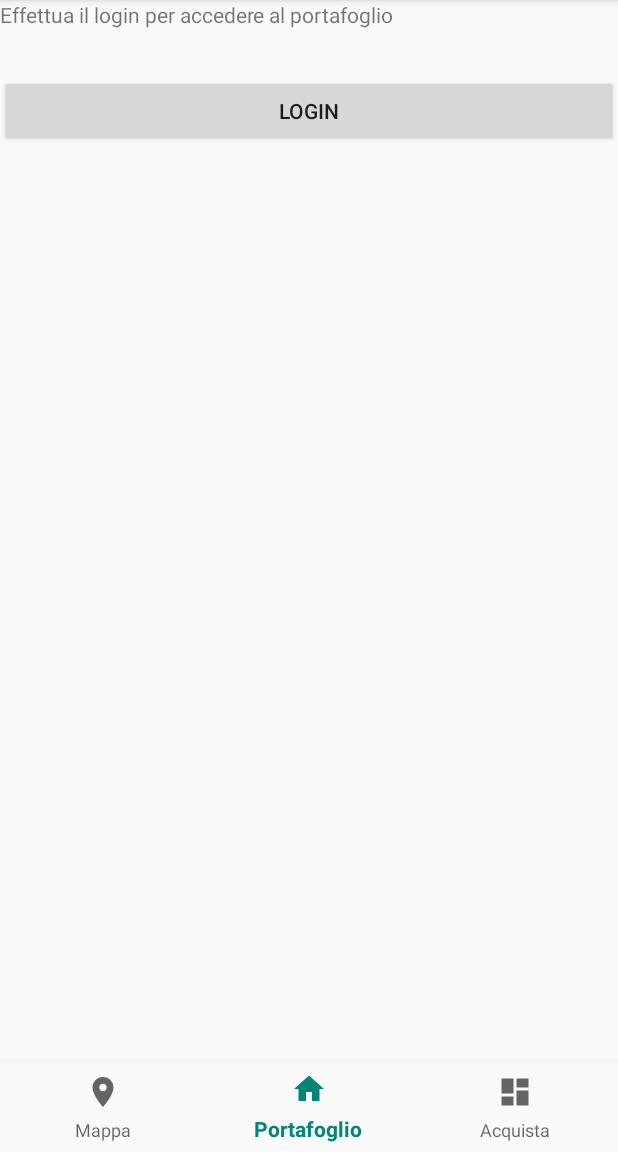
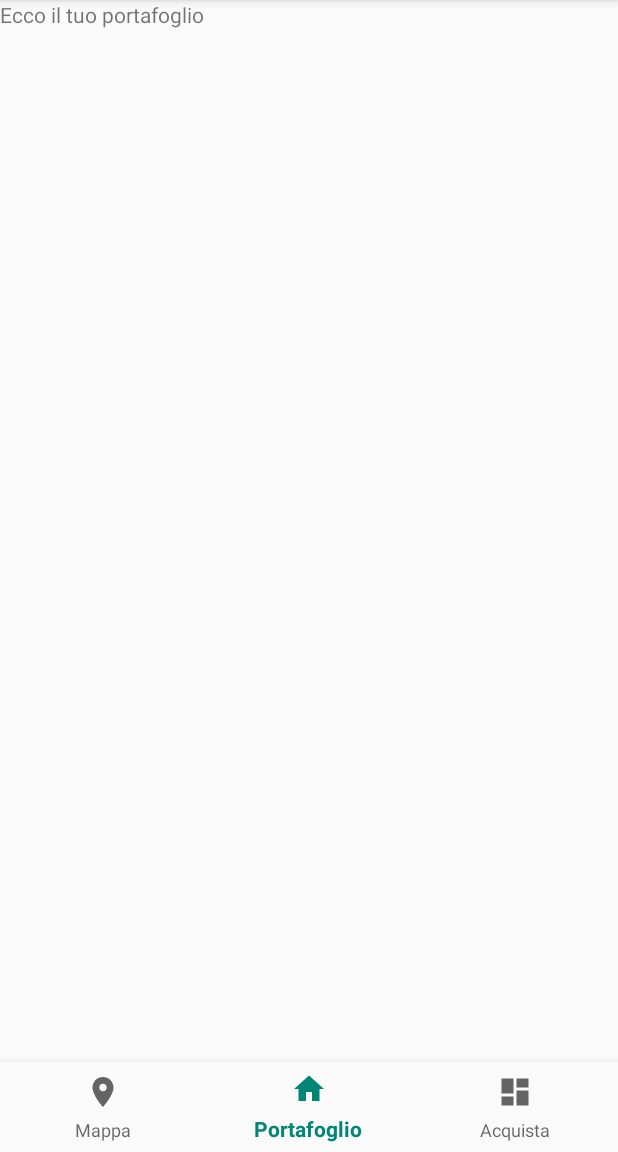
Before and after one commit to ETS-Android4/ezBus, an Android app: the fragment BuyFragment placed in its activity, item 2 of the bottom bar chosen, on a phone screen of 412 x 824 dp, the part 84-1236 px from its top. Run offline under Robolectric (Android 15) with nearby library versions, the phone set to English and light mode, and no system bars.

Commit message:
Login update system

```diff
--- a/app/src/main/java/com/example/piata/ezbus/BuyFragment.java
+++ b/app/src/main/java/com/example/piata/ezbus/BuyFragment.java
@@ -8,6 +8,7 @@ import android.view.LayoutInflater;
 import android.view.View;
 import android.view.ViewGroup;
 import android.widget.Button;
+import android.widget.TextView;
 
 
 /**
@@ -15,7 +16,8 @@ import android.widget.Button;
  */
 public class BuyFragment extends Fragment implements View.OnClickListener {
 
-    Button button;
+    Button buttonLogin;
+    TextView text;
     View view;
 
     public BuyFragment() {
@@ -27,8 +29,16 @@ public class BuyFragment extends Fragment implements View.OnClickListener {
     public View onCreateView(LayoutInflater inflater, ViewGroup container,
                              Bundle savedInstanceState) {
         view = inflater.inflate(R.layout.fragment_buy, container, false);
-        button = view.findViewById(R.id.butLogin);
-        button.setOnClickListener(this);
+        buttonLogin = view.findViewById(R.id.butLogin);
+        text = view.findViewById(R.id.text_buy);
+        if (LoginActivity.mAuth.getInstance().getCurrentUser()==null) {
+            buttonLogin.setVisibility(View.VISIBLE);
+            text.setText("Non puoi acquistare");
+        } else {
+            buttonLogin.setVisibility(View.GONE);
+            text.setText("Ora puoi acquistare");
+        }
+        buttonLogin.setOnClickListener(this);
         return view;
     }
 
@@ -41,4 +51,16 @@ public class BuyFragment extends Fragment implements View.OnClickListener {
         }
     }
 
+    @Override
+    public void onActivityResult(int requestCode, int resultCode, Intent data) {
+        super.onActivityResult(requestCode, resultCode, data);
+        if (LoginActivity.mAuth.getInstance().getCurrentUser()==null) {
+            buttonLogin.setVisibility(View.VISIBLE);
+            text.setText("Non puoi acquistare");
+        } else {
+            buttonLogin.setVisibility(View.GONE);
+            text.setText("Ora puoi acquistare");
+        }
+    }
+
 }
--- a/app/src/main/java/com/example/piata/ezbus/MainActivity.java
+++ b/app/src/main/java/com/example/piata/ezbus/MainActivity.java
@@ -3,6 +3,7 @@ package com.example.piata.ezbus;
 import android.content.Intent;
 import android.os.Bundle;
 import android.support.annotation.NonNull;
+import android.support.annotation.Nullable;
 import android.support.design.widget.BottomNavigationView;
 import android.support.design.widget.NavigationView;
 import android.support.v4.app.Fragment;
@@ -12,7 +13,9 @@ import android.support.v4.widget.DrawerLayout;
 import android.support.v7.app.ActionBarDrawerToggle;
 import android.support.v7.app.AppCompatActivity;
 import android.view.MenuItem;
+import android.view.View;
 import android.widget.FrameLayout;
+import android.widget.TextView;
 
 
 public class MainActivity extends AppCompatActivity implements NavigationView.OnNavigationItemSelectedListener {
@@ -24,6 +27,7 @@ public class MainActivity extends AppCompatActivity implements NavigationView.On
     private BuyFragment buyFragment;
     private DrawerLayout mDrawerLayout;
     private ActionBarDrawerToggle mToggle;
+    static NavigationView navigationView;
 
     private BottomNavigationView.OnNavigationItemSelectedListener mOnNavigationItemSelectedListener
             = new BottomNavigationView.OnNavigationItemSelectedListener() {
@@ -62,8 +66,23 @@ public class MainActivity extends AppCompatActivity implements NavigationView.On
         mToggle.syncState();
         getSupportActionBar().setDisplayHomeAsUpEnabled(true);
 
-        NavigationView navigationView = findViewById(R.id.nav_view);
+        navigationView = findViewById(R.id.nav_view);
         navigationView.setNavigationItemSelectedListener(this);
+
+        View headerLayout = navigationView.getHeaderView(0);
+        TextView navUsername =  headerLayout.findViewById(R.id.textView);
+        if (LoginActivity.mAuth.getInstance().getCurrentUser() == null) {
+            navUsername.setText("Ospite");
+            MainActivity.navigationView.getMenu().findItem(R.id.nav_login).setVisible(true);
+            MainActivity.navigationView.getMenu().findItem(R.id.nav_profilo).setVisible(false);
+            MainActivity.navigationView.getMenu().findItem(R.id.nav_logout).setVisible(false);
+        }
+        else {
+            navUsername.setText(LoginActivity.mAuth.getInstance().getCurrentUser().getEmail());
+            MainActivity.navigationView.getMenu().findItem(R.id.nav_login).setVisible(false);
+            MainActivity.navigationView.getMenu().findItem(R.id.nav_profilo).setVisible(true);
+            MainActivity.navigationView.getMenu().findItem(R.id.nav_logout).setVisible(true);
+        }
 
         setFragment(mapFragment);
 
@@ -92,11 +111,20 @@ public class MainActivity extends AppCompatActivity implements NavigationView.On
         int id = menuItem.getItemId();
         if (id == R.id.nav_login) {
             Intent intent = new Intent(this, LoginActivity.class);
-            startActivity(intent);
+            startActivityForResult(intent, 1);
+        }
+        if (id == R.id.nav_logout) {
+            Intent intent = new Intent(this, LoginActivity.class);
+            startActivityForResult(intent, 1);
         }
         DrawerLayout drawer = findViewById(R.id.drag_layout);
         drawer.closeDrawer(GravityCompat.START);
         return true;
     }
 
+    @Override
+    protected void onActivityResult(int requestCode, int resultCode, @Nullable Intent data) {
+        super.onActivityResult(requestCode, resultCode, data);
+        setFragment(mapFragment);
+    }
 }
--- a/app/src/main/java/com/example/piata/ezbus/PocketFragment.java
+++ b/app/src/main/java/com/example/piata/ezbus/PocketFragment.java
@@ -1,13 +1,17 @@
 package com.example.piata.ezbus;
 
 
+import android.app.Activity;
 import android.content.Intent;
 import android.os.Bundle;
 import android.support.v4.app.Fragment;
+import android.support.v4.app.FragmentTransaction;
+import android.util.Log;
 import android.view.LayoutInflater;
 import android.view.View;
 import android.view.ViewGroup;
 import android.widget.Button;
+import android.widget.TextView;
 import android.widget.Toast;
 
 
@@ -16,30 +20,50 @@ import android.widget.Toast;
  */
 public class PocketFragment extends Fragment implements View.OnClickListener {
 
-    Button button;
+    Button buttonLogin;
+    TextView text;
     View view;
 
     public PocketFragment() {
 
     }
 
-
     @Override
     public View onCreateView(LayoutInflater inflater, ViewGroup container,
                              Bundle savedInstanceState) {
         view = inflater.inflate(R.layout.fragment_pocket, container, false);
-        button = view.findViewById(R.id.butLogin);
-        button.setOnClickListener(this);
+        buttonLogin = view.findViewById(R.id.butLogin);
+        text = view.findViewById(R.id.text_pocket);
+        if (LoginActivity.mAuth.getInstance().getCurrentUser()==null) {
+            buttonLogin.setVisibility(View.VISIBLE);
+            text.setText("Devi fare il login");
+        } else {
+            buttonLogin.setVisibility(View.GONE);
+            text.setText("Ecco il tuo portafoglio");
+        }
+        buttonLogin.setOnClickListener(this);
         return view;
     }
 
     public void onClick(View v) {
         switch (v.getId()) {
             case R.id.butLogin:
-                Intent intent = new Intent(getActivity(), LoginActivity.class);
-                startActivity(intent);
+                Intent intent1 = new Intent(getActivity(), LoginActivity.class);
+                startActivityForResult(intent1, 1);
                 break;
         }
     }
 
+    @Override
+    public void onActivityResult(int requestCode, int resultCode, Intent data) {
+        super.onActivityResult(requestCode, resultCode, data);
+        if (LoginActivity.mAuth.getInstance().getCurrentUser()==null) {
+            buttonLogin.setVisibility(View.VISIBLE);
+            text.setText("Devi fare il login");
+        } else {
+            buttonLogin.setVisibility(View.GONE);
+            text.setText("Ecco il tuo portafoglio");
+        }
+    }
+
 }
--- a/app/src/main/res/layout/fragment_buy.xml
+++ b/app/src/main/res/layout/fragment_buy.xml
@@ -6,6 +6,7 @@
     tools:context=".BuyFragment">
 
     <TextView
+        android:id="@+id/text_buy"
         android:layout_width="match_parent"
         android:layout_height="match_parent"
         android:text="Effettua il login per fare acquisti" />
--- a/app/src/main/res/layout/fragment_pocket.xml
+++ b/app/src/main/res/layout/fragment_pocket.xml
@@ -6,15 +6,17 @@
     tools:context=".PocketFragment">
 
     <TextView
+        android:id="@+id/text_pocket"
         android:layout_width="match_parent"
         android:layout_height="wrap_content"
-        android:text="Effettua il login per accedere al portafoglio" />
+        android:text="Benvenuto" />
 
     <Button
         android:id="@+id/butLogin"
         android:layout_width="match_parent"
         android:layout_height="wrap_content"
         android:layout_marginTop="50dp"
-        android:text="Login" />
+        android:text="Login"
+        android:visibility="gone"/>
 
 </FrameLayout>
--- a/app/src/main/res/menu/navigation_menu.xml
+++ b/app/src/main/res/menu/navigation_menu.xml
@@ -1,6 +1,14 @@
 <?xml version="1.0" encoding="utf-8"?>
 <menu xmlns:android="http://schemas.android.com/apk/res/android">
-<item android:id="@+id/nav_login"
+    <item android:id="@+id/nav_login"
     android:title="Login"
     android:icon="@drawable/ic_menu_login"/>
+    <item android:id="@+id/nav_profilo"
+    android:title="Profilo"
+    android:visible="false"
+    android:icon="@drawable/ic_menu_login"/>
+    <item android:id="@+id/nav_logout"
+    android:title="Logout"
+    android:visible="false"
+    android:icon="@drawable/ic_menu_login"/>
 </menu>
```
Also changed, not shown: app/src/main/java/com/example/piata/ezbus/LoginActivity.java (+26 -33 lines), 1 other file.
